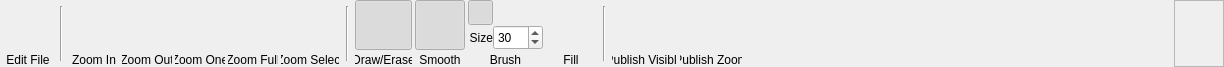
MMetze/DMHelper, file DMHelper/src/ribbontabmap.ui: the form before one commit.
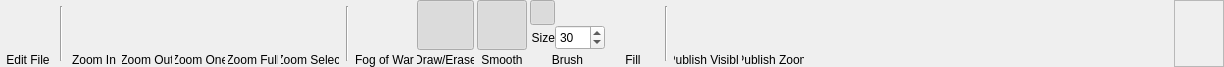
The form after the commit. Icons and pictures are not drawn. Custom widgets are drawn as their Qt base class.

Commit message: party icon for still map works

```diff
--- a/DMHelper/src/ribbontabmap.ui
+++ b/DMHelper/src/ribbontabmap.ui
@@ -442,6 +442,67 @@
      </property>
     </widget>
    </item>
+   <item>
+    <layout class="QVBoxLayout" name="verticalLayout_12">
+     <property name="spacing">
+      <number>0</number>
+     </property>
+     <item>
+      <widget class="QPushButton" name="btnMapEdit">
+       <property name="sizePolicy">
+        <sizepolicy hsizetype="Fixed" vsizetype="Fixed">
+         <horstretch>0</horstretch>
+         <verstretch>0</verstretch>
+        </sizepolicy>
+       </property>
+       <property name="minimumSize">
+        <size>
+         <width>55</width>
+         <height>50</height>
+        </size>
+       </property>
+       <property name="maximumSize">
+        <size>
+         <width>55</width>
+         <height>50</height>
+        </size>
+       </property>
+       <property name="toolTip">
+        <string>Edit the Fog of War</string>
+       </property>
+       <property name="text">
+        <string/>
+       </property>
+       <property name="icon">
+        <iconset resource="resources.qrc">
+         <normaloff>:/img/data/icon_fow2.png</normaloff>:/img/data/icon_fow2.png</iconset>
+       </property>
+       <property name="iconSize">
+        <size>
+         <width>40</width>
+         <height>40</height>
+        </size>
+       </property>
+       <property name="checkable">
+        <bool>true</bool>
+       </property>
+       <property name="flat">
+        <bool>true</bool>
+       </property>
+      </widget>
+     </item>
+     <item>
+      <widget class="QLabel" name="lblMapEdit">
+       <property name="text">
+        <string>Fog of War</string>
+       </property>
+       <property name="alignment">
+        <set>Qt::AlignBottom|Qt::AlignHCenter</set>
+       </property>
+      </widget>
+     </item>
+    </layout>
+   </item>
    <item>
     <layout class="QVBoxLayout" name="verticalLayout_6">
      <property name="spacing">
```
The commit also changes 8 other files.
